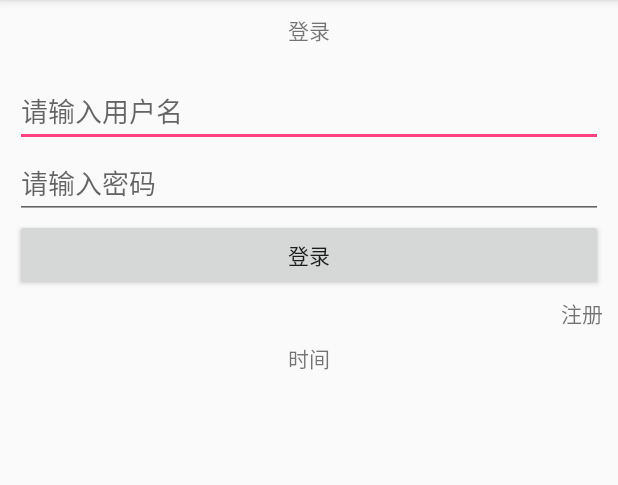
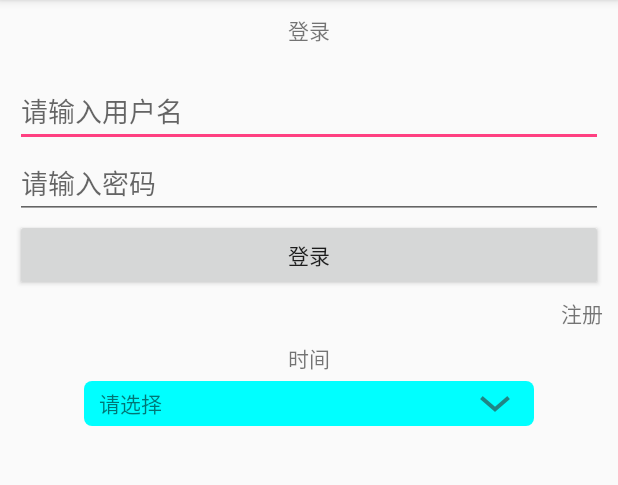
Before and after one commit to qq724418408/RSATest, an Android app: the screen it shows after launch (LoginActivity), on a phone screen of 412 x 824 dp, the part 84-569 px from its top. Run offline under Robolectric (Android 15) with nearby library versions, the phone set to English and light mode, and no system bars; libraries missing offline, so code that uses them is left out: com.jzxiang.pickerview, com.komi.slider, com.squareup.okhttp, com.tencent.bugly; 8 statements that could not run were skipped.

Commit message:
添加下拉选择

```diff
--- /dev/null
+++ b/app/src/main/res/drawable/bg_corner.xml
@@ -0,0 +1,7 @@
+<?xml version="1.0" encoding="utf-8"?>
+<shape xmlns:android="http://schemas.android.com/apk/res/android">
+    <!--设置背景颜色-->
+    <solid android:color="#00ffff" />
+    <!-- 设置圆角角度 -->
+    <corners android:radius="5dp" />
+</shape>
--- /dev/null
+++ b/app/src/main/res/drawable/bg_filter_down.xml
@@ -0,0 +1,7 @@
+<?xml version="1.0" encoding="utf-8"?>
+<shape xmlns:android="http://schemas.android.com/apk/res/android">
+    <!--设置背景颜色-->
+    <solid android:color="#00ffff" />
+    <!-- 设置圆角角度 -->
+    <corners android:radius="5dp" />
+</shape>
--- a/app/src/main/res/layout/activity_login.xml
+++ b/app/src/main/res/layout/activity_login.xml
@@ -48,6 +48,19 @@
             android:layout_height="30dp"
             android:gravity="center"
             android:text="时间" />
+
+
+        <TextView
+            android:id="@+id/tv_select_input"
+            android:layout_width="300dp"
+            android:layout_height="30dp"
+            android:layout_gravity="center"
+            android:paddingRight="10dp"
+            android:drawableRight="@mipmap/down"
+            android:background="@drawable/bg_filter_down"
+            android:gravity="center_vertical"
+            android:paddingLeft="10dp"
+            android:text="请选择" />
     </LinearLayout>
 
     <TextView
--- /dev/null
+++ b/app/src/main/res/layout/popup_text_item.xml
@@ -0,0 +1,6 @@
+<?xml version="1.0" encoding="utf-8"?>
+<TextView
+    xmlns:android="http://schemas.android.com/apk/res/android"
+    android:layout_width="match_parent"
+    android:layout_height="35sp"
+    android:gravity="center"/>
```
Also changed, not shown: app/src/main/java/com/forms/wjl/rsa/activity/LoginActivity.java (+95 -2 lines), app/src/main/java/com/forms/wjl/rsa/utils/AppInfoUtils.java (added, +92 -0 lines), app/src/main/res/mipmap-hdpi/down.png (added).
